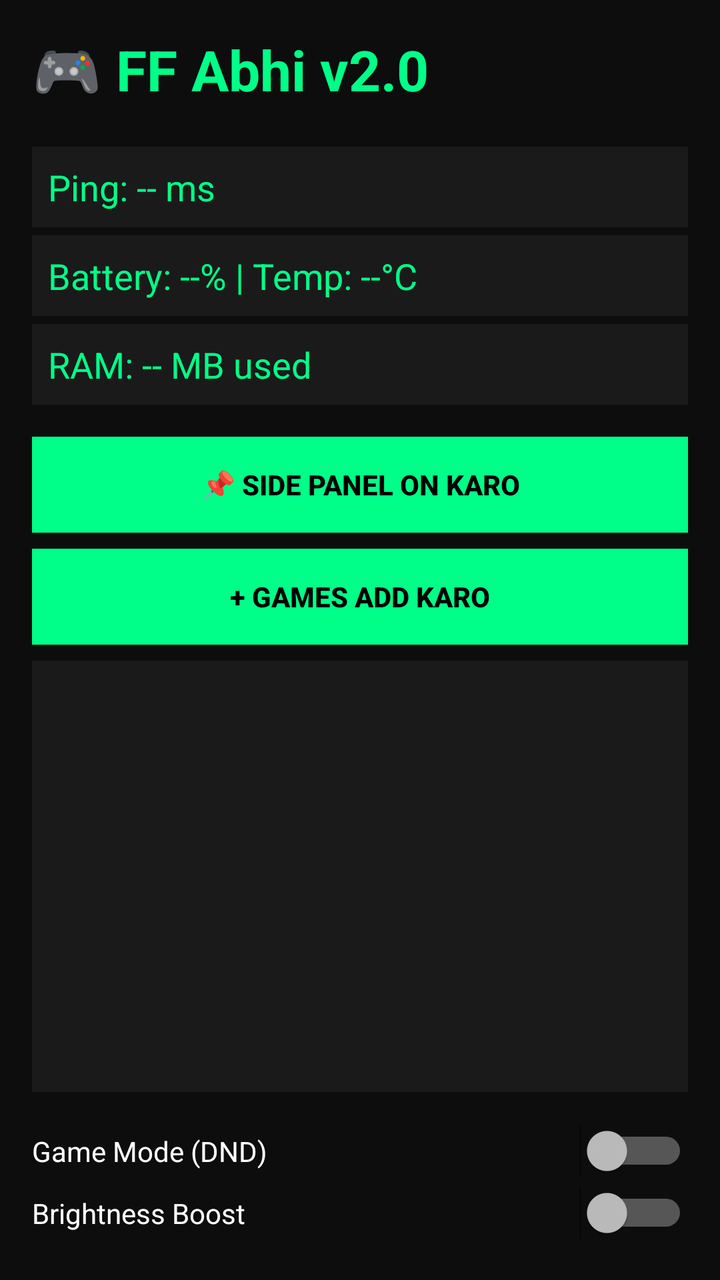
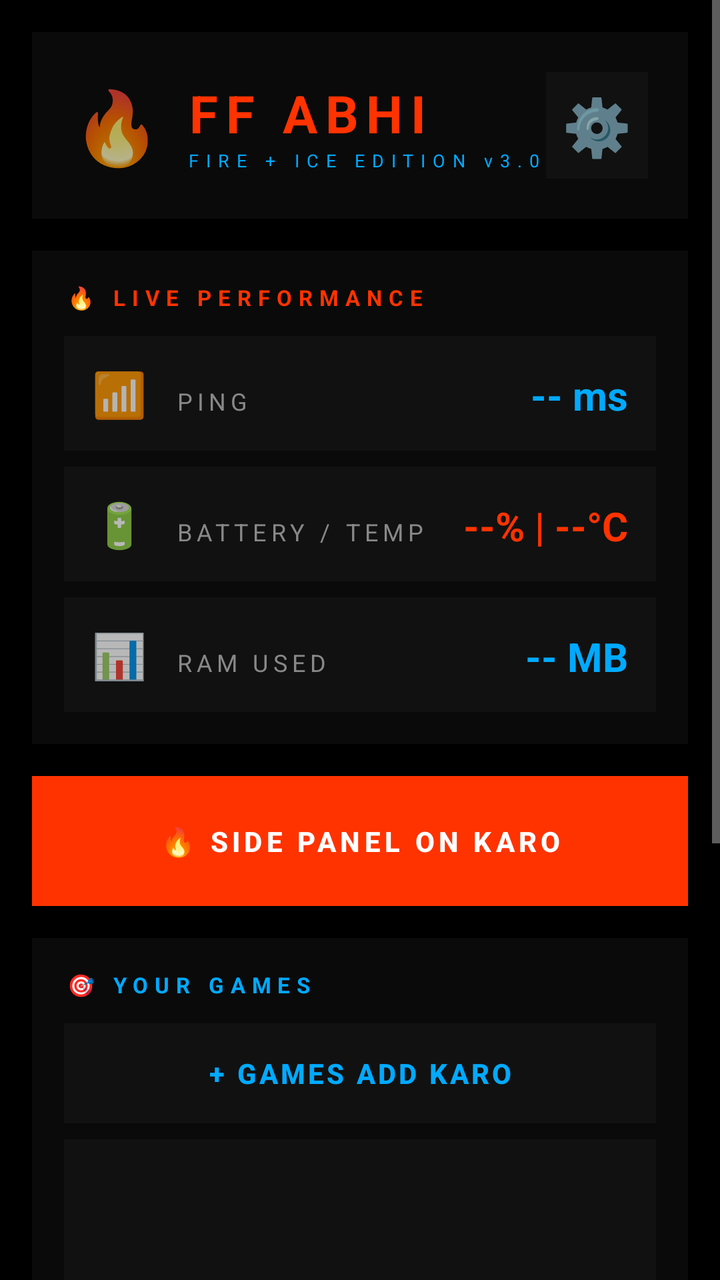

Screens rendered from an Android XML layout before and after an edit, with the pre-edit source and the edit as a unified diff.
<!-- AndroidManifest.xml: application theme AppTheme -->
<!-- res/layout/activity_main.xml -->
<?xml version="1.0" encoding="utf-8"?>
<LinearLayout xmlns:android="http://schemas.android.com/apk/res/android"
    android:layout_width="match_parent"
    android:layout_height="match_parent"
    android:orientation="vertical"
    android:background="#0D0D0D"
    android:padding="16dp">

    <TextView
        android:layout_width="wrap_content"
        android:layout_height="wrap_content"
        android:text="🎮 FF Abhi v2.0"
        android:textColor="#00FF88"
        android:textSize="28sp"
        android:textStyle="bold"
        android:layout_marginBottom="20dp"/>

    <TextView
        android:id="@+id/tvPing"
        android:layout_width="match_parent"
        android:layout_height="wrap_content"
        android:text="Ping: -- ms"
        android:textColor="#00FF88"
        android:textSize="18sp"
        android:padding="8dp"
        android:background="#1A1A1A"
        android:layout_marginBottom="4dp"/>

    <TextView
        android:id="@+id/tvBattery"
        android:layout_width="match_parent"
        android:layout_height="wrap_content"
        android:text="Battery: --% | Temp: --°C"
        android:textColor="#00FF88"
        android:textSize="18sp"
        android:padding="8dp"
        android:background="#1A1A1A"
        android:layout_marginBottom="4dp"/>

    <TextView
        android:id="@+id/tvRam"
        android:layout_width="match_parent"
        android:layout_height="wrap_content"
        android:text="RAM: -- MB used"
        android:textColor="#00FF88"
        android:textSize="18sp"
        android:padding="8dp"
        android:background="#1A1A1A"
        android:layout_marginBottom="16dp"/>

    <Button
        android:id="@+id/btnSidePanel"
        android:layout_width="match_parent"
        android:layout_height="wrap_content"
        android:text="📌 Side Panel ON Karo"
        android:background="#00FF88"
        android:textColor="#000000"
        android:textStyle="bold"
        android:layout_marginBottom="8dp"/>

    <Button
        android:id="@+id/btnAddGame"
        android:layout_width="match_parent"
        android:layout_height="wrap_content"
        android:text="+ Games Add Karo"
        android:background="#00FF88"
        android:textColor="#000000"
        android:textStyle="bold"
        android:layout_marginBottom="8dp"/>

    <ListView
        android:id="@+id/listGames"
        android:layout_width="match_parent"
        android:layout_height="0dp"
        android:layout_weight="1"
        android:background="#1A1A1A"
        android:layout_marginBottom="16dp"/>

    <Switch
        android:id="@+id/swDnd"
        android:layout_width="match_parent"
        android:layout_height="wrap_content"
        android:text="Game Mode (DND)"
        android:textColor="#FFFFFF"
        android:layout_marginBottom="4dp"/>

    <Switch
        android:id="@+id/swBrightness"
        android:layout_width="match_parent"
        android:layout_height="wrap_content"
        android:text="Brightness Boost"
        android:textColor="#FFFFFF"
        android:layout_marginBottom="4dp"/>

</LinearLayout>
<!-- resources referenced by this layout -->
<resources>
  <style name="AppTheme" parent="android:Theme.Material.NoActionBar">
          <item name="android:colorPrimary">#00FF88</item>
          <item name="android:colorAccent">#00FF88</item>
          <item name="android:windowBackground">#0D0D0D</item>
          <item name="android:textColorPrimary">#FFFFFF</item>
      </style>
</resources>

<!-- the commit's change to res/layout/activity_main.xml (unified diff, before → after) -->
@@ -1,95 +1,274 @@
 <?xml version="1.0" encoding="utf-8"?>
-<LinearLayout xmlns:android="http://schemas.android.com/apk/res/android"
+<ScrollView xmlns:android="http://schemas.android.com/apk/res/android"
     android:layout_width="match_parent"
     android:layout_height="match_parent"
-    android:orientation="vertical"
-    android:background="#0D0D0D"
-    android:padding="16dp">
-
-    <TextView
-        android:layout_width="wrap_content"
-        android:layout_height="wrap_content"
-        android:text="🎮 FF Abhi v2.0"
-        android:textColor="#00FF88"
-        android:textSize="28sp"
-        android:textStyle="bold"
-        android:layout_marginBottom="20dp"/>
-
-    <TextView
-        android:id="@+id/tvPing"
+    android:background="#000000">
+
+    <LinearLayout
         android:layout_width="match_parent"
         android:layout_height="wrap_content"
-        android:text="Ping: -- ms"
-        android:textColor="#00FF88"
-        android:textSize="18sp"
-        android:padding="8dp"
-        android:background="#1A1A1A"
-        android:layout_marginBottom="4dp"/>
-
-    <TextView
-        android:id="@+id/tvBattery"
-        android:layout_width="match_parent"
-        android:layout_height="wrap_content"
-        android:text="Battery: --% | Temp: --°C"
-        android:textColor="#00FF88"
-        android:textSize="18sp"
-        android:padding="8dp"
-        android:background="#1A1A1A"
-        android:layout_marginBottom="4dp"/>
-
-    <TextView
-        android:id="@+id/tvRam"
-        android:layout_width="match_parent"
-        android:layout_height="wrap_content"
-        android:text="RAM: -- MB used"
-        android:textColor="#00FF88"
-        android:textSize="18sp"
-        android:padding="8dp"
-        android:background="#1A1A1A"
-        android:layout_marginBottom="16dp"/>
-
-    <Button
-        android:id="@+id/btnSidePanel"
-        android:layout_width="match_parent"
-        android:layout_height="wrap_content"
-        android:text="📌 Side Panel ON Karo"
-        android:background="#00FF88"
-        android:textColor="#000000"
-        android:textStyle="bold"
-        android:layout_marginBottom="8dp"/>
-
-    <Button
-        android:id="@+id/btnAddGame"
-        android:layout_width="match_parent"
-        android:layout_height="wrap_content"
-        android:text="+ Games Add Karo"
-        android:background="#00FF88"
-        android:textColor="#000000"
-        android:textStyle="bold"
-        android:layout_marginBottom="8dp"/>
-
-    <ListView
-        android:id="@+id/listGames"
-        android:layout_width="match_parent"
-        android:layout_height="0dp"
-        android:layout_weight="1"
-        android:background="#1A1A1A"
-        android:layout_marginBottom="16dp"/>
-
-    <Switch
-        android:id="@+id/swDnd"
-        android:layout_width="match_parent"
-        android:layout_height="wrap_content"
-        android:text="Game Mode (DND)"
-        android:textColor="#FFFFFF"
-        android:layout_marginBottom="4dp"/>
-
-    <Switch
-        android:id="@+id/swBrightness"
-        android:layout_width="match_parent"
-        android:layout_height="wrap_content"
-        android:text="Brightness Boost"
-        android:textColor="#FFFFFF"
-        android:layout_marginBottom="4dp"/>
-
-</LinearLayout>
+        android:orientation="vertical"
+        android:padding="16dp">
+
+        <LinearLayout
+            android:layout_width="match_parent"
+            android:layout_height="wrap_content"
+            android:orientation="horizontal"
+            android:gravity="center_vertical"
+            android:background="#0A0A0A"
+            android:padding="20dp"
+            android:layout_marginBottom="16dp">
+
+            <TextView
+                android:layout_width="wrap_content"
+                android:layout_height="wrap_content"
+                android:text="🔥"
+                android:textSize="36sp"/>
+
+            <LinearLayout
+                android:layout_width="0dp"
+                android:layout_height="wrap_content"
+                android:layout_weight="1"
+                android:orientation="vertical"
+                android:layout_marginLeft="12dp">
+
+                <TextView
+                    android:layout_width="wrap_content"
+                    android:layout_height="wrap_content"
+                    android:text="FF ABHI"
+                    android:textColor="#FF3300"
+                    android:textSize="26sp"
+                    android:textStyle="bold"
+                    android:letterSpacing="0.15"/>
+
+                <TextView
+                    android:layout_width="wrap_content"
+                    android:layout_height="wrap_content"
+                    android:text="FIRE + ICE EDITION v3.0"
+                    android:textColor="#00AAFF"
+                    android:textSize="9sp"
+                    android:letterSpacing="0.4"/>
+            </LinearLayout>
+
+            <TextView
+                android:id="@+id/btnSettings"
+                android:layout_width="wrap_content"
+                android:layout_height="wrap_content"
+                android:text="⚙️"
+                android:textSize="28sp"
+                android:padding="8dp"
+                android:background="#111111"/>
+        </LinearLayout>
+
+        <LinearLayout
+            android:layout_width="match_parent"
+            android:layout_height="wrap_content"
+            android:orientation="vertical"
+            android:background="#0A0A0A"
+            android:padding="16dp"
+            android:layout_marginBottom="16dp">
+
+            <TextView
+                android:layout_width="wrap_content"
+                android:layout_height="wrap_content"
+                android:text="🔥 LIVE PERFORMANCE"
+                android:textColor="#FF3300"
+                android:textSize="11sp"
+                android:textStyle="bold"
+                android:letterSpacing="0.3"
+                android:layout_marginBottom="12dp"/>
+
+            <LinearLayout
+                android:layout_width="match_parent"
+                android:layout_height="wrap_content"
+                android:orientation="horizontal"
+                android:background="#111111"
+                android:padding="14dp"
+                android:layout_marginBottom="8dp">
+
+                <TextView
+                    android:layout_width="wrap_content"
+                    android:layout_height="wrap_content"
+                    android:text="📶"
+                    android:textSize="22sp"/>
+
+                <TextView
+                    android:layout_width="0dp"
+                    android:layout_height="wrap_content"
+                    android:layout_weight="1"
+                    android:text="PING"
+                    android:textColor="#888888"
+                    android:textSize="12sp"
+                    android:letterSpacing="0.2"
+                    android:layout_marginLeft="14dp"/>
+
+                <TextView
+                    android:id="@+id/tvPing"
+                    android:layout_width="wrap_content"
+                    android:layout_height="wrap_content"
+                    android:text="-- ms"
+                    android:textColor="#00AAFF"
+                    android:textSize="20sp"
+                    android:textStyle="bold"/>
+            </LinearLayout>
+
+            <LinearLayout
+                android:layout_width="match_parent"
+                android:layout_height="wrap_content"
+                android:orientation="horizontal"
+                android:background="#111111"
+                android:padding="14dp"
+                android:layout_marginBottom="8dp">
+
+                <TextView
+                    android:layout_width="wrap_content"
+                    android:layout_height="wrap_content"
+                    android:text="🔋"
+                    android:textSize="22sp"/>
+
+                <TextView
+                    android:layout_width="0dp"
+                    android:layout_height="wrap_content"
+                    android:layout_weight="1"
+                    android:text="BATTERY / TEMP"
+                    android:textColor="#888888"
+                    android:textSize="12sp"
+                    android:letterSpacing="0.2"
+                    android:layout_marginLeft="14dp"/>
+
+                <TextView
+                    android:id="@+id/tvBattery"
+                    android:layout_width="wrap_content"
+                    android:layout_height="wrap_content"
+                    android:text="--% | --°C"
+                    android:textColor="#FF3300"
+                    android:textSize="20sp"
+                    android:textStyle="bold"/>
+            </LinearLayout>
+
+            <LinearLayout
+                android:layout_width="match_parent"
+                android:layout_height="wrap_content"
+                android:orientation="horizontal"
+                android:background="#111111"
+                android:padding="14dp">
+
+                <TextView
+                    android:layout_width="wrap_content"
+                    android:layout_height="wrap_content"
+                    android:text="📊"
+                    android:textSize="22sp"/>
+
+                <TextView
+                    android:layout_width="0dp"
+                    android:layout_height="wrap_content"
+                    android:layout_weight="1"
+                    android:text="RAM USED"
+                    android:textColor="#888888"
+                    android:textSize="12sp"
+                    android:letterSpacing="0.2"
+                    android:layout_marginLeft="14dp"/>
+
+                <TextView
+                    android:id="@+id/tvRam"
+                    android:layout_width="wrap_content"
+                    android:layout_height="wrap_content"
+                    android:text="-- MB"
+                    android:textColor="#00AAFF"
+                    android:textSize="20sp"
+                    android:textStyle="bold"/>
+            </LinearLayout>
+        </LinearLayout>
+
+        <Button
+            android:id="@+id/btnSidePanel"
+            android:layout_width="match_parent"
+            android:layout_height="65dp"
+            android:text="🔥 SIDE PANEL ON KARO"
+            android:background="#FF3300"
+            android:textColor="#FFFFFF"
+            android:textStyle="bold"
+            android:textSize="14sp"
+            android:letterSpacing="0.15"
+            android:layout_marginBottom="16dp"/>
+
+        <LinearLayout
+            android:layout_width="match_parent"
+            android:layout_height="wrap_content"
+            android:orientation="vertical"
+            android:background="#0A0A0A"
+            android:padding="16dp"
+            android:layout_marginBottom="16dp">
+
+            <TextView
+                android:layout_width="wrap_content"
+                android:layout_height="wrap_content"
+                android:text="🎯 YOUR GAMES"
+                android:textColor="#00AAFF"
+                android:textSize="11sp"
+                android:textStyle="bold"
+                android:letterSpacing="0.3"
+                android:layout_marginBottom="12dp"/>
+
+            <Button
+                android:id="@+id/btnAddGame"
+                android:layout_width="match_parent"
+                android:layout_height="50dp"
+                android:text="+ GAMES ADD KARO"
+                android:background="#111111"
+                android:textColor="#00AAFF"
+                android:textStyle="bold"
+                android:letterSpacing="0.1"
+                android:layout_marginBottom="8dp"/>
+
+            <ListView
+                android:id="@+id/listGames"
+                android:layout_width="match_parent"
+                android:layout_height="180dp"
+                android:background="#111111"/>
+        </LinearLayout>
+
+        <LinearLayout
+            android:layout_width="match_parent"
+            android:layout_height="wrap_content"
+            android:orientation="vertical"
+            android:background="#0A0A0A"
+            android:padding="16dp"
+            android:layout_marginBottom="16dp">
+
+            <TextView
+                android:layout_width="wrap_content"
+                android:layout_height="wrap_content"
+                android:text="⚙️ GAME MODE"
+                android:textColor="#FF3300"
+                android:textSize="11sp"
+                android:textStyle="bold"
+                android:letterSpacing="0.3"
+                android:layout_marginBottom="12dp"/>
+
+            <Switch
+                android:id="@+id/swDnd"
+                android:layout_width="match_parent"
+                android:layout_height="wrap_content"
+                android:text="🔕  GAME MODE (DND)"
+                android:textColor="#FFFFFF"
+                android:textSize="13sp"
+                android:letterSpacing="0.1"
+                android:padding="14dp"
+                android:background="#111111"
+                android:layout_marginBottom="8dp"/>
+
+            <Switch
+                android:id="@+id/swBrightness"
+                android:layout_width="match_parent"
+                android:layout_height="wrap_content"
+                android:text="☀️  BRIGHTNESS BOOST"
+                android:textColor="#FFFFFF"
+                android:textSize="13sp"
+                android:letterSpacing="0.1"
+                android:padding="14dp"
+                android:background="#111111"/>
+        </LinearLayout>
+
+    </LinearLayout>
+</ScrollView>
